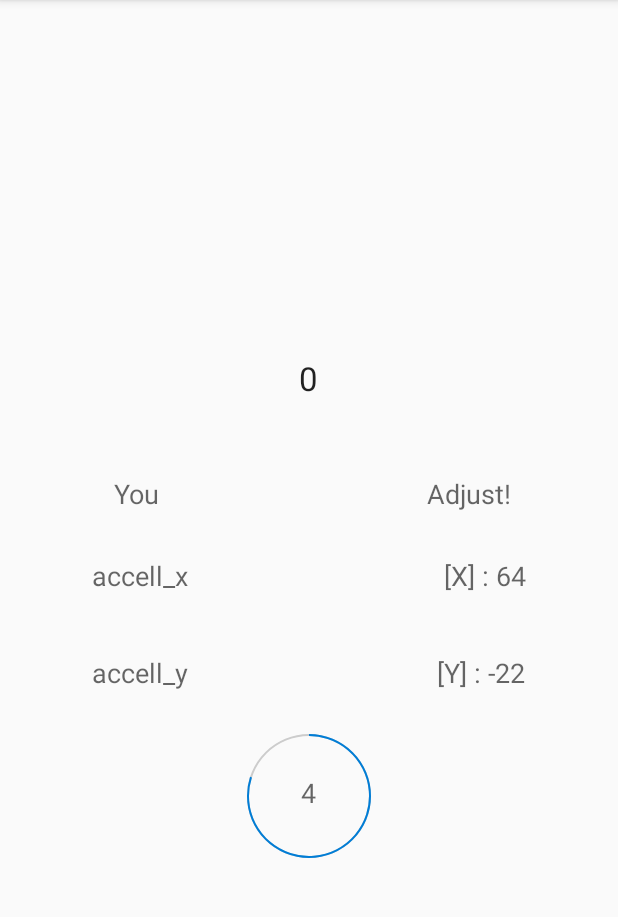
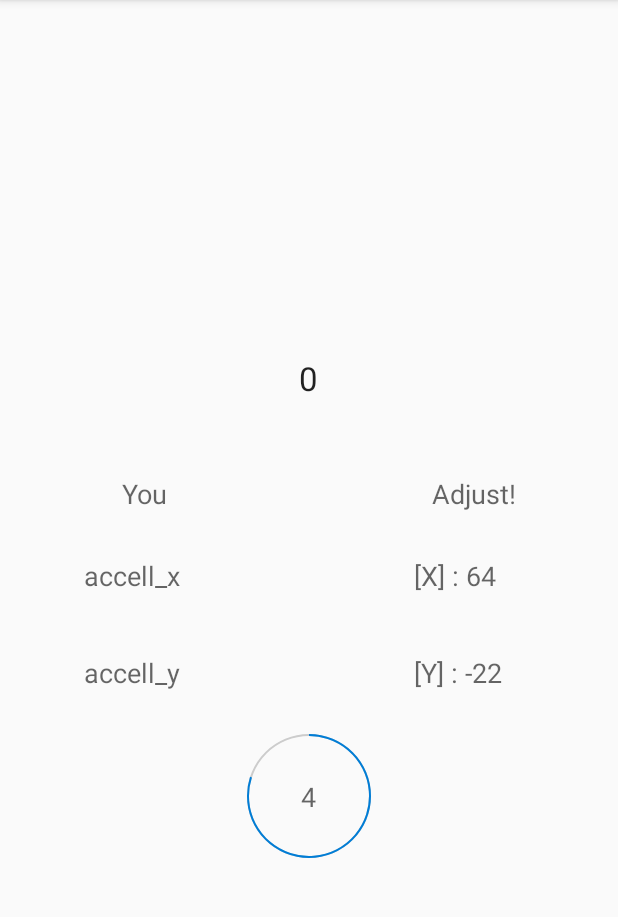
Before and after one commit to kakakikikeke/FlappyXY, an Android app: the MainActivity screen opened directly, with no data from a screen before it, on a phone screen of 412 x 824 dp, the part 84-1001 px from its top. Run offline under Robolectric (Android 15) with nearby library versions, the phone set to English and light mode, and no system bars; Roboto replaces fonts that are not available here; 1 statement that could not run was skipped.

Commit message:
Adjust layouts in main_activity

```diff
--- a/app/src/main/res/layout/activity_main.xml
+++ b/app/src/main/res/layout/activity_main.xml
@@ -9,14 +9,14 @@
     tools:context=".MainActivity">
 
     <TextView
+        android:id="@+id/textView"
         android:layout_width="wrap_content"
         android:layout_height="wrap_content"
-        android:textAppearance="?android:attr/textAppearanceLarge"
+        android:layout_above="@+id/you"
+        android:layout_centerHorizontal="true"
+        android:layout_marginBottom="50dp"
         android:text="@string/default_clear_count"
-        android:layout_marginBottom="50dp"
-        android:id="@+id/textView"
-        android:layout_above="@+id/you"
-        android:layout_centerHorizontal="true" />
+        android:textAppearance="?android:attr/textAppearanceLarge" />
 
     <TextView
         android:id="@+id/you"
@@ -24,7 +24,9 @@
         android:layout_height="wrap_content"
         android:layout_above="@+id/answer_x_text"
         android:layout_marginBottom="30dp"
-        android:layout_marginLeft="60dp"
+        android:layout_marginLeft="30dp"
+        android:width="100dp"
+        android:gravity="center"
         android:text="@string/you"
         android:textAppearance="?android:attr/textAppearanceMedium" />
 
@@ -33,7 +35,9 @@
         android:layout_width="wrap_content"
         android:layout_height="wrap_content"
         android:layout_centerVertical="true"
-        android:layout_marginLeft="45dp"
+        android:layout_marginLeft="40dp"
+        android:width="100dp"
+        android:gravity="left"
         android:text="@string/sensor_x_text"
         android:textAppearance="?android:attr/textAppearanceMedium" />
 
@@ -42,8 +46,10 @@
         android:layout_width="wrap_content"
         android:layout_height="wrap_content"
         android:layout_below="@+id/sensor_x_text"
-        android:layout_marginLeft="45dp"
+        android:layout_marginLeft="40dp"
         android:layout_marginTop="40dp"
+        android:width="100dp"
+        android:gravity="left"
         android:text="@string/sensor_y_text"
         android:textAppearance="?android:attr/textAppearanceMedium" />
 
@@ -53,7 +59,9 @@
         android:layout_height="wrap_content"
         android:layout_alignParentRight="true"
         android:layout_alignTop="@+id/you"
-        android:layout_marginRight="55dp"
+        android:layout_marginRight="30dp"
+        android:width="100dp"
+        android:gravity="center"
         android:text="@string/adjust"
         android:textAppearance="?android:attr/textAppearanceMedium" />
 
@@ -63,7 +71,9 @@
         android:layout_height="wrap_content"
         android:layout_alignParentRight="true"
         android:layout_alignTop="@+id/sensor_x_text"
-        android:layout_marginRight="45dp"
+        android:layout_marginRight="20dp"
+        android:width="100dp"
+        android:gravity="left"
         android:text="@string/answer_x_text"
         android:textAppearance="?android:attr/textAppearanceMedium" />
 
@@ -73,8 +83,10 @@
         android:layout_height="wrap_content"
         android:layout_alignParentRight="true"
         android:layout_below="@+id/answer_x_text"
-        android:layout_marginRight="45dp"
+        android:layout_marginRight="20dp"
         android:layout_marginTop="40dp"
+        android:width="100dp"
+        android:gravity="left"
         android:text="@string/answer_y_text"
         android:textAppearance="?android:attr/textAppearanceMedium" />
 
@@ -98,7 +110,7 @@
         android:layout_height="wrap_content"
         android:layout_alignTop="@+id/progress_bar"
         android:layout_centerHorizontal="true"
-        android:layout_marginTop="35dp"
+        android:layout_marginTop="38dp"
         android:text="@string/start_time"
         android:textAppearance="?android:attr/textAppearanceMedium" />
 
```
